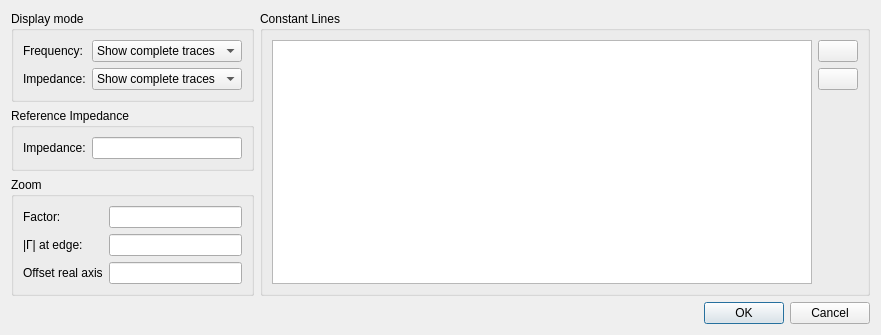
Old version of the form Software/PC_Application/Traces/smithchartdialog.ui in the repository jankae/LibreVNA.
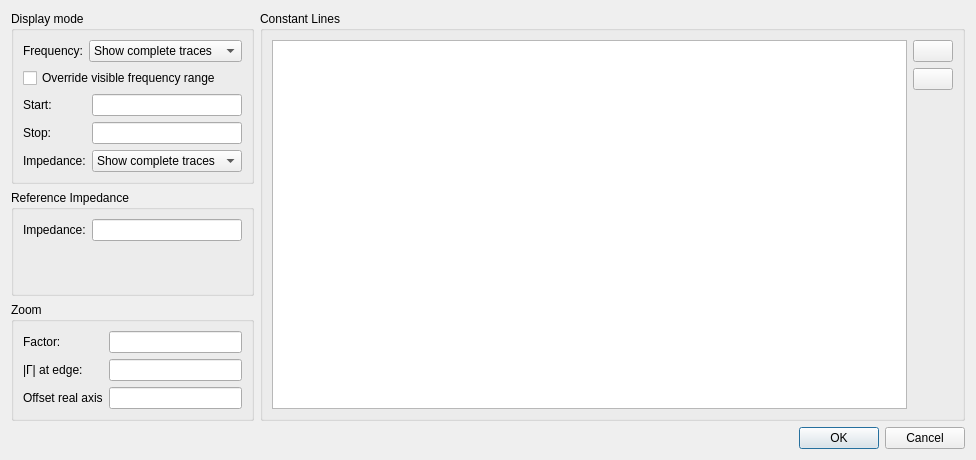
New version of the form. Icons and pictures are not drawn. Custom widgets are drawn as their Qt base class.

Commit message: Frequency range override for smith/polar chart

Patch:
```diff
--- a/Software/PC_Application/Traces/smithchartdialog.ui
+++ b/Software/PC_Application/Traces/smithchartdialog.ui
@@ -6,8 +6,8 @@
    <rect>
     <x>0</x>
     <y>0</y>
-    <width>881</width>
-    <height>334</height>
+    <width>976</width>
+    <height>460</height>
    </rect>
   </property>
   <property name="windowTitle">
@@ -26,6 +26,8 @@
          <property name="title">
           <string>Display mode</string>
          </property>
+         <layout class="QVBoxLayout" name="verticalLayout_2">
+          <item>
          <layout class="QFormLayout" name="formLayout_2">
           <item row="0" column="0">
            <widget class="QLabel" name="label_4">
@@ -48,14 +50,39 @@
             </item>
            </widget>
           </item>
+           </layout>
+          </item>
+          <item>
+           <widget class="QCheckBox" name="displayFreqOverride">
+            <property name="text">
+             <string>Override visible frequency range</string>
+            </property>
+           </widget>
+          </item>
+          <item>
+           <layout class="QFormLayout" name="formLayout_4">
+            <item row="0" column="0">
+             <widget class="QLabel" name="label_7">
+              <property name="text">
+               <string>Start:</string>
+              </property>
+             </widget>
+            </item>
           <item row="1" column="0">
+             <widget class="QLabel" name="label_8">
+              <property name="text">
+               <string>Stop:</string>
+              </property>
+             </widget>
+            </item>
+            <item row="2" column="0">
            <widget class="QLabel" name="label_5">
             <property name="text">
              <string>Impedance:</string>
             </property>
            </widget>
           </item>
-          <item row="1" column="1">
+            <item row="2" column="1">
            <widget class="QComboBox" name="displayModeImp">
             <item>
              <property name="text">
@@ -68,6 +95,14 @@
              </property>
             </item>
            </widget>
+            </item>
+            <item row="0" column="1">
+             <widget class="SIUnitEdit" name="displayStartFreq"/>
+            </item>
+            <item row="1" column="1">
+             <widget class="SIUnitEdit" name="displayStopFreq"/>
+            </item>
+           </layout>
           </item>
          </layout>
         </widget>
```
Lines whose indentation alone changed are shown as unchanged. The commit also changes 5 other files.
